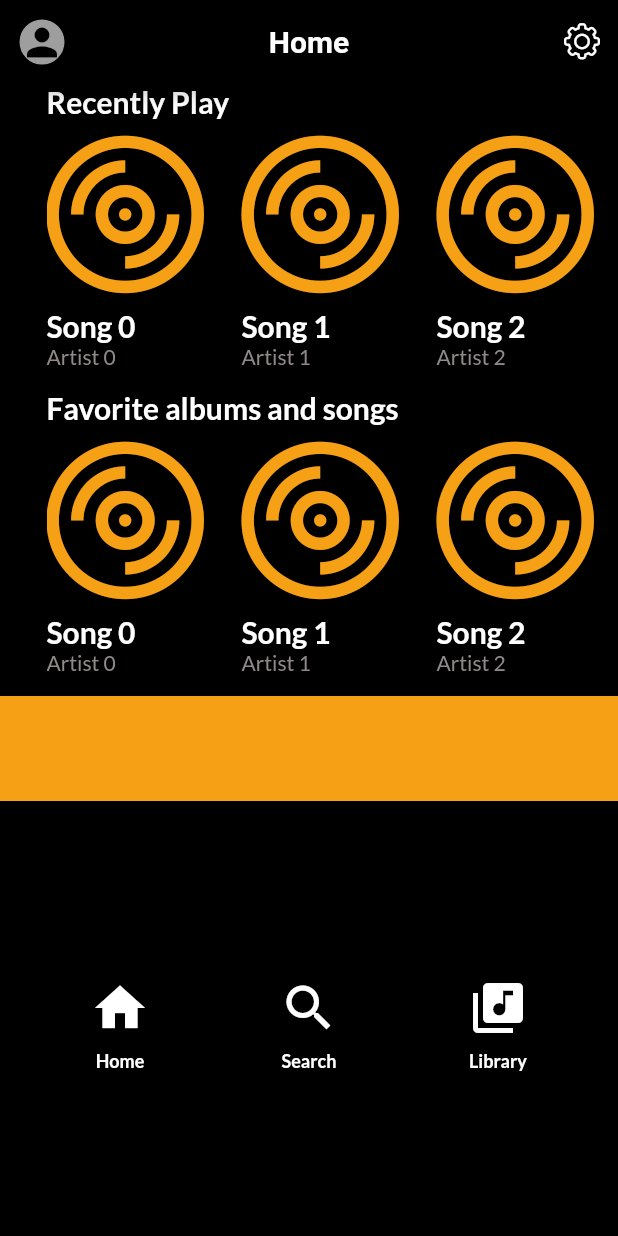
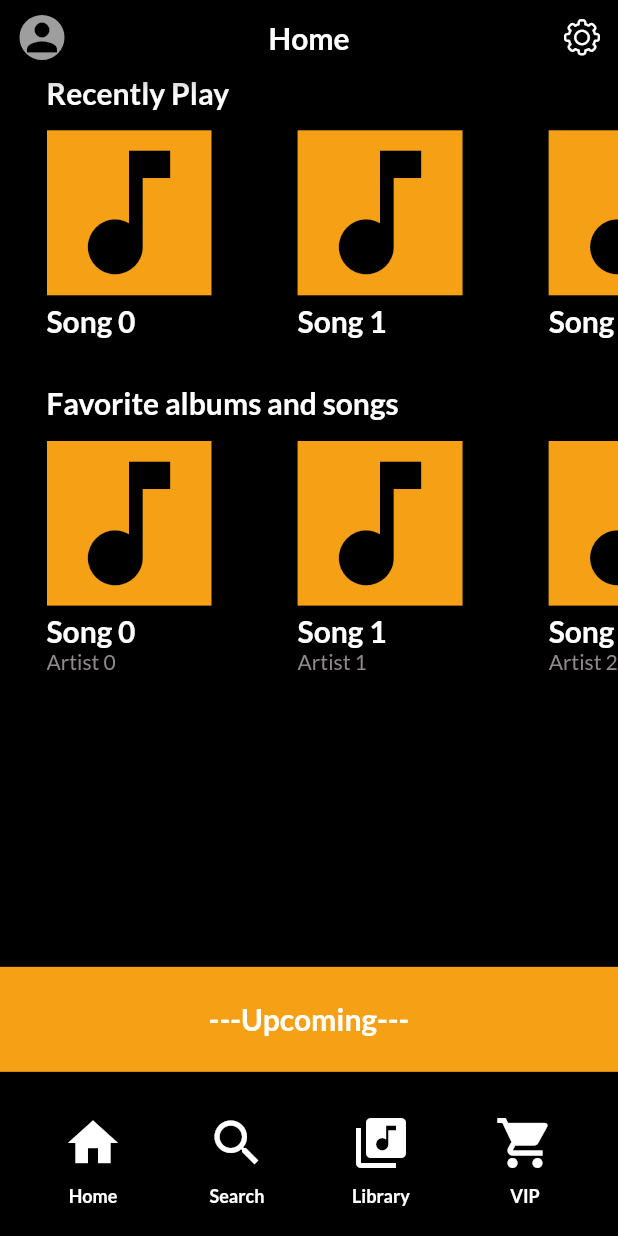
Before and after one commit to sangn2911/MusicApp, a Flutter app: the screen it shows after launch, on a phone screen of 412 x 824 dp. Run offline on Flutter 3.47's test engine with Material 2 defaults, Android fonts, the phone set to English and light mode, and no system bars; missing offline and left inert: flute_music_player.

Commit message:
Update HomePage 2

```diff
--- a/lib/OnlineFeature/homePage.dart
+++ b/lib/OnlineFeature/homePage.dart
@@ -13,48 +13,53 @@ class HomePage extends StatelessWidget {
 
     return Scaffold(
       resizeToAvoidBottomPadding: false,
-      appBar: appBar(),
+      appBar: PreferredSize(
+        preferredSize: Size.fromHeight(50.0),
+        child: appBar()
+      ),
       backgroundColor: Colors.black,
       body: Column(
         crossAxisAlignment: CrossAxisAlignment.start,
         children: <Widget>[
           Container(
             padding: EdgeInsets.only(left: 31),
-            child: text("Recently Play"),
+            child: text("Recently Play", Colors.white, 20, FontWeight.w700),
           ),
-          SizedBox(height: 10),
+          SizedBox(height: 10/640 * SizeConfig.screenHeight),
           Container(
             padding: EdgeInsets.only(left: 31),
             height: 170,
             color: Colors.black,
             child: ListView.builder(
               scrollDirection: Axis.horizontal,
-              itemCount: 5,
+              itemCount: 6,
               itemBuilder: (BuildContext context, int index){
-                return musicPresentation(IconCustom.album_1, "Song $index", "Artist $index");
+                return musicPresentation(IconCustom.album_1, "Song $index");
               },
             )
           ),
           Container(
             padding: EdgeInsets.only(left: 31),
-            child: text("Favorite albums and songs"),
+            child: text("Favorite albums and songs", Colors.white, 20, FontWeight.w700),
           ),
-          SizedBox(height: 10),
+          SizedBox(height: 10/640 * SizeConfig.screenHeight),
           Container(
             padding: EdgeInsets.only(left: 31),
             height: 170,
             color: Colors.black,
             child: ListView.builder(
               scrollDirection: Axis.horizontal,
-              itemCount: 5,
+              itemCount: 6,
               itemBuilder: (BuildContext context, int index){
-                return musicPresentation(IconCustom.album_1, "Song $index", "Artist $index");
+                return musicPresentation2(IconCustom.album_1, "Song $index", "Artist $index");
               },
             )
           ),
+          Expanded(child: Container()),
           Container(
             color: ColorCustom.orange,
             height: 70,
+            child: Center(child: text("---Upcoming---", Colors.white, 20, FontWeight.w700)),
           ),
           buttonSet(),
         ],
@@ -80,15 +85,9 @@ class HomePage extends StatelessWidget {
             color: Colors.black,
           ),
         ),
-        onPressed: null),
-      title: Text(
-        "Home",
-        style: TextStyle(
-          color: Colors.white,
-          fontWeight: FontWeight.bold,
-          fontSize: 20,
+        onPressed: null
         ),
-      ),
+      title: text("Home", Colors.white ,20, FontWeight.w700),
       actions: <Widget>[
         IconButton(
           icon: Icon(IconCustom.settings_1),
@@ -98,55 +97,73 @@ class HomePage extends StatelessWidget {
     );
   }
 
-  Widget text(String str){
+  Widget text(String str, Color color , double size, FontWeight fontweight){
     return Text(
       str,
       style: TextStyle(
-        color: Colors.white,
-        fontSize: 20.0,
+        color: color,
+        fontSize: size,
         fontFamily: 'Lato',
-        fontWeight: FontWeight.w700,
+        fontWeight: fontweight,
       ),
     );
   }
 
-  Widget musicPresentation(IconData icon, String title, String artist){
+  Widget musicPresentation(IconData icon, String title){
     return Container(
-      width: 130,
+      width: 130/640 * SizeConfig.screenHeight,
       child: Wrap(
         direction: Axis.vertical,
         children: <Widget> [
-          Icon(
-            icon,
-            size: 110,
-            color: ColorCustom.orange,
+          IconButton(
+            padding: EdgeInsets.all(0),
+            iconSize: 110,
+            icon: Container(
+              color: ColorCustom.orange,
+              child: Icon(
+                Icons.music_note,
+                color: Colors.black,
+              ),
+            ),
+            onPressed: (){},
           ),
           SizedBox(height: 5),
-          Text(
-            title,
-            style: TextStyle(
-              color: Colors.white,
-              fontSize: 20.0,
-              fontFamily: 'Lato',
-              fontWeight: FontWeight.w700,
+          text(title, Colors.white, 20, FontWeight.w700),
+        ]
+      ),
+    );
+  }
+
+  Widget musicPresentation2(IconData icon, String title, String artist){
+    return Container(
+      width: 130/640 * SizeConfig.screenHeight,
+      child: Wrap(
+        crossAxisAlignment: WrapCrossAlignment.start,
+        direction: Axis.vertical,
+        children: <Widget> [
+          IconButton(
+            padding: EdgeInsets.all(0),
+            iconSize: 110,
+            icon: Container(
+              color: ColorCustom.orange,
+              child: Icon(
+                Icons.music_note,
+                color: Colors.black,
+              ),
             ),
+            onPressed: (){},
           ),
-          Text(
-            artist,
-            style: TextStyle(
-              color: ColorCustom.grey1,
-              fontSize: 14.0,
-              fontFamily: 'Lato',
-              fontWeight: FontWeight.w400,
-            ),
-          ),
+          SizedBox(height: 5),
+          text(title, Colors.white, 20, FontWeight.w700),
+          text(artist, ColorCustom.grey1, 14, FontWeight.w400),
         ]
       ),
     );
   }
 
   Widget buttonSet(){
-    return Expanded(
+    return Container(
+      height: 85/640 * SizeConfig.screenHeight,
       child: Center(
         child: Row(
           mainAxisAlignment: MainAxisAlignment.center,
@@ -154,17 +171,23 @@ class HomePage extends StatelessWidget {
             buttonWidget(Icons.home, "Home",
               function: (){}
             ),
-            SizedBox(width: 70),
+            SizedBox(width: 40),
             buttonWidget(Icons.search, "Search",
               function: (){}
             ),
-            SizedBox(width: 70),
+            SizedBox(width: 40),
             buttonWidget(Icons.library_music, "Library",
               function: (){}
             ),
+            SizedBox(width: 40),
+            buttonWidget(Icons.shopping_cart, "VIP",
+              function: (){
+                print("VIPBUTTON");
+              }
+            ),
           ],
         )
-      )
+      ),
     );
   }
 
@@ -194,128 +217,5 @@ class HomePage extends StatelessWidget {
     );
   }
 
-  // Widget recentlyList(){
-  //   return Container(
-  //     padding: EdgeInsets.only(left: 35),
-  //     height: 150,
-  //     color: Colors.black,
-  //     child: Column(
-  //       children: <Widget>[
-  //         Text(
-  //           "Recently Play",
-  //           style: TextStyle(
-  //             color: Colors.white,
-  //             fontSize: 20.0,
-  //             fontFamily: 'Lato',
-  //             fontWeight: FontWeight.w700,
-  //           ),
-  //         ),
-  //         ListView(
-  //           scrollDirection: Axis.horizontal,
-  //           children: <Widget>[
-  //             Container(
-  //               width: 110,
-  //               child: Card(
-  //                 color: Colors.black,
-  //                 child: Column(
-  //                   children: <Widget>[
-  //                     Icon(
-  //                       IconCustom.album_1,
-  //                       size: 110,
-  //                       color: ColorCustom.orange,
-  //                     ),
-  //                     Text(
-  //                       "Song 1",
-  //                       //song.title,
-  //                       style: TextStyle(
-  //                         color: Colors.white,
-  //                         fontSize: 12,
-  //                         fontFamily: 'Lato',
-  //                         fontWeight: FontWeight.w400,
-  //                       ),
-  //                     ),
-  //                     Text(
-  //                       "Singer 1",
-  //                       //song.artist,
-  //                       style: TextStyle(
-  //                         color: ColorCustom.grey1,
-  //                         fontSize: 14.0,
-  //                         fontFamily: 'Lato',
-  //                         fontWeight: FontWeight.w400,
-  //                       ),
-  //                     ),
-  //                   ],
-  //                 ),
-  //               )
-  //             )
-  //           ],
-  //         ),
-  //       ],
-  //     ),
-  //   );
-  // }
-
-  // Widget favoriteList(){
-  //   return Container(
-  //     padding: EdgeInsets.only(left: 35),
-  //     height: 150,
-  //     color: Colors.black,
-  //     margin: EdgeInsets.symmetric(vertical: 10),
-  //     child: Column(
-  //       children: <Widget>[
-  //         Text(
-  //           "Favorite albums and songs",
-  //           style: TextStyle(
-  //             color: Colors.white,
-  //             fontSize: 20.0,
-  //             fontFamily: 'Lato',
-  //             fontWeight: FontWeight.w700,
-  //           ),
-  //         ),
-  //         ListView(
-  //           scrollDirection: Axis.horizontal,
-  //           children: <Widget>[
-  //             Container(
-  //               width: 110,
-  //               child: Card(
-  //                 color: Colors.black,
-  //                 child: Column(
-  //                   children: <Widget>[
-  //                     Icon(
-  //                       IconCustom.album_1,
-  //                       size: 110,
-  //                       color: ColorCustom.orange,
-  //                     ),
-  //                     Text(
-  //                       "Song 1",
-  //                       //song.title,
-  //                       style: TextStyle(
-  //                         color: Colors.white,
-  //                         fontSize: 12,
-  //                         fontFamily: 'Lato',
-  //                         fontWeight: FontWeight.w400,
-  //                       ),
-  //                     ),
-  //                     Text(
-  //                       "Singer 1",
-  //                       //song.artist,
-  //                       style: TextStyle(
-  //                         color: ColorCustom.grey1,
-  //                         fontSize: 14.0,
-  //                         fontFamily: 'Lato',
-  //                         fontWeight: FontWeight.w400,
-  //                       ),
-  //                     ),
-  //                   ],
-  //                 ),
-  //               )
-  //             )
-  //           ],
-  //         ),
-  //       ],
-  //     ),
-  //   );
-  // }
-
 
 }
--- a/lib/OnlineFeature/login.dart
+++ b/lib/OnlineFeature/login.dart
@@ -141,19 +141,21 @@ class Login extends StatelessWidget {
       buttonColor: Colors.white,
       child: RaisedButton(
         onPressed: (() async{
+          createAlertDialog("Sign In Successfully",context)
+            .then((value) => Navigator.pushNamed(context, "/homepage"));
+          // final username = usernameInput.text;
+          // final password = passwordInput.text;
 
-          final username = usernameInput.text;
-          final password = passwordInput.text;
+          // final int isSuccess = await verifyUser(username, password);
 
-          final int isSuccess = await verifyUser(username, password);
-
-          if (isSuccess == 1)
-            createAlertDialog("Check your info",context);
-          else if (isSuccess == 0) {
-            createAlertDialog("Sign In Successfully",context);
-          }
-          else
-            createAlertDialog("Fail",context);
+          // if (isSuccess == 1)
+          //   createAlertDialog("Check your info",context);
+          // else if (isSuccess == 0) {
+          //   createAlertDialog("Sign In Successfully",context)
+          //   .then((value) => Navigator.pushNamed(context, "/homepage"));
+          // }
+          // else
+          //   createAlertDialog("Fail",context);
 
         }),
         shape: RoundedRectangleBorder(
--- a/lib/main.dart
+++ b/lib/main.dart
@@ -5,7 +5,7 @@ import 'package:flutter/services.dart';
 // import 'package:MusicApp/OnlineFeature/signUp.dart';
 //import 'musicPlayer.dart';
 //import 'package:MusicApp/OfflineFeature/downloadlist.dart';
-// import 'package:MusicApp/OnlineFeature/login.dart';
+import 'package:MusicApp/OnlineFeature/login.dart';
 // import 'package:MusicApp/OnlineFeature/httpTest.dart';
 import 'package:MusicApp/OnlineFeature/homePage.dart';
 
@@ -32,7 +32,7 @@ class MyApp extends StatelessWidget {
         //'/': (context) => MusicApp(),
         //'/downloadlist': (context) => Downloadlist(),
         //'/musicplayer': (context) => MusicPlayer(),
-        // '/login': (context) => Login(),
+        '/login': (context) => Login(),
         // '/signup': (context) => SignUp(),
         // '/testhttp':  (context) => MyAppTest(),
         '/homepage':  (context) => HomePage(),
```
Also changed, not shown: 1 other file.
